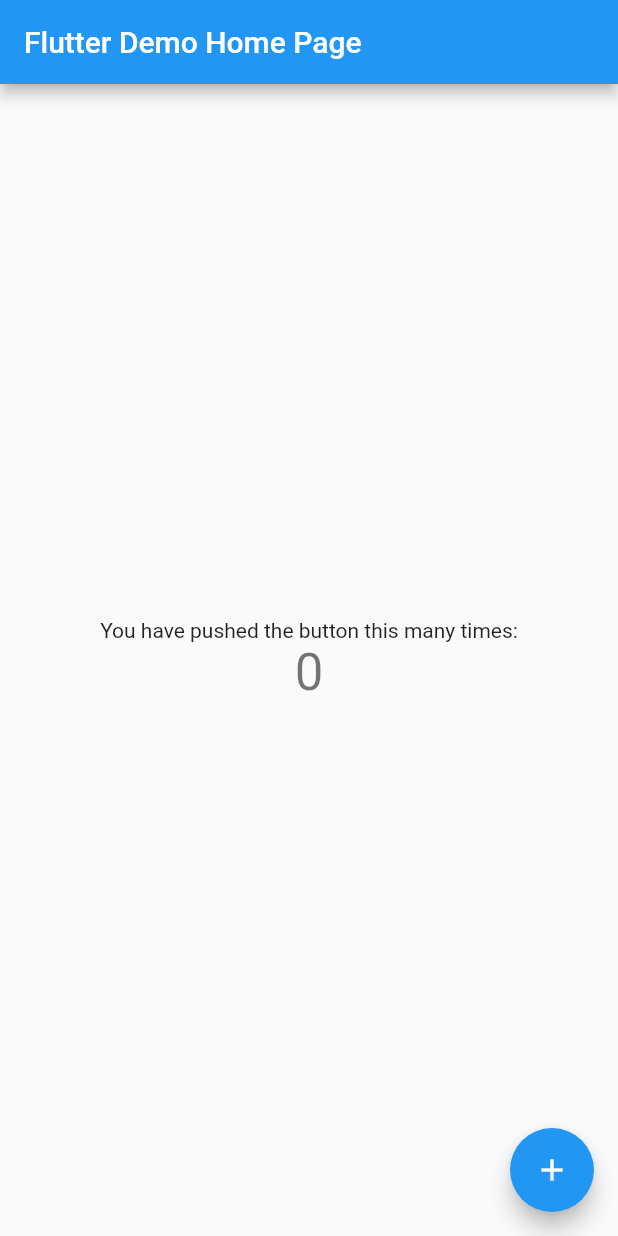
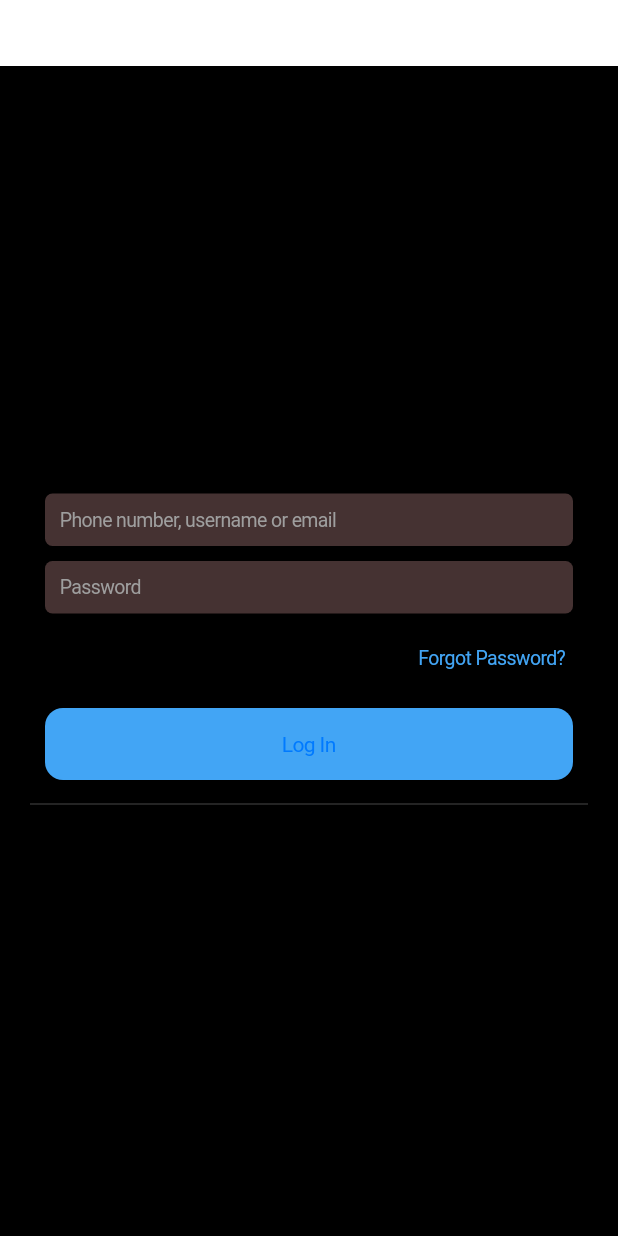
Before and after one commit to ayushmunot/insta-copy, a Flutter app: the screen it shows after launch, on a phone screen of 412 x 824 dp. Run offline on Flutter 3.47's test engine with Material 2 defaults, Android fonts, the phone set to English and light mode, and no system bars.

Commit message:
login form created

```diff
--- /dev/null
+++ b/lib/LoginForm.dart
@@ -0,0 +1,226 @@
+import 'package:flutter/cupertino.dart';
+import 'package:flutter/material.dart';
+// import 'package:flutter/material.dart';
+
+class LoginForm extends StatefulWidget {
+  @override
+  LoginFormState createState() => LoginFormState();
+}
+
+class LoginFormState extends State<LoginForm> {
+  final _formKey = GlobalKey<FormState>();
+
+  @override
+  Widget build(BuildContext context) {
+    // Build a Form widget using the _formKey created above.
+    return CupertinoPageScaffold(
+        navigationBar: CupertinoNavigationBar(
+          border: Border(bottom: BorderSide(color: Colors.grey, width: 0.5)),
+          backgroundColor: Colors.black,
+          middle: Text(
+            "Log In",
+            style: TextStyle(color: Colors.white),
+          ),
+        ),
+        child: Container(
+          color: Colors.black,
+          child: Center(
+            child: Form(
+              key: _formKey,
+              child: Column(
+                mainAxisAlignment: MainAxisAlignment.center,
+                crossAxisAlignment: CrossAxisAlignment.center,
+                children: [
+                  Padding(
+                    padding: EdgeInsets.only(
+                        left: 30.0, right: 30.0, top: 5.0, bottom: 5.0),
+                    child: CupertinoTextField(
+                      padding: EdgeInsets.all(10.0),
+                      decoration: BoxDecoration(
+                          color: const Color(0xFF453232),
+
+                          // border: Border.all(color: ),
+                          borderRadius: BorderRadius.circular(5.0)),
+                      placeholder: "Phone number, username or email",
+                      placeholderStyle: TextStyle(color: Colors.grey),
+                      textAlign: TextAlign.left,
+                      autofillHints: [AutofillHints.username],
+                      style: TextStyle(
+                        fontSize: 13,
+                        color: Colors.grey,
+                      ),
+                    ),
+                  ),
+                  Padding(
+                    padding: EdgeInsets.only(
+                        left: 30.0, right: 30.0, top: 5.0, bottom: 5.0),
+                    child: CupertinoTextField(
+                      obscureText: true,
+                      padding: EdgeInsets.all(10.0),
+                      decoration: BoxDecoration(
+                          color: const Color(0xFF453232),
+                          borderRadius: BorderRadius.circular(5.0)),
+                      placeholder: "Password",
+                      placeholderStyle: TextStyle(color: Colors.grey),
+                      textAlign: TextAlign.left,
+                      autofillHints: [AutofillHints.password],
+                      style: TextStyle(
+                        fontSize: 13,
+                        color: Colors.grey,
+                      ),
+                    ),
+                  ),
+                  Container(
+                    alignment: Alignment.centerRight,
+                    // width: ,
+                    height: 50,
+                    child: Padding(
+                      padding: EdgeInsets.only(right: 15.0),
+                      child: CupertinoButton(
+                          child: Text(
+                            "Forgot Password?",
+                            style: TextStyle(
+                                fontSize: 13, color: Colors.blue[400]),
+                          ),
+                          onPressed: () {
+                            print("hello forgot password");
+                          }),
+                    ),
+                  ),
+                  Row(
+                    children: [
+                      Expanded(
+                        child: Padding(
+                          padding: EdgeInsets.only(
+                              left: 30.0, right: 30.0, top: 8.0, bottom: 8.0),
+                          child: CupertinoButton(
+                            color: Colors.blue[400],
+                            onPressed: () {
+                              print("hello");
+                            },
+                            child: Text(
+                              "Log In",
+                              style: TextStyle(fontSize: 14),
+                            ),
+                          ),
+                        ),
+                      ),
+                    ],
+                  ),
+                  const Divider(
+                    color: Colors.grey,
+                    // height: 20,
+                    thickness: 0.3,
+                    indent: 20,
+                    endIndent: 20,
+                  ),
+                ],
+              ),
+            ),
+          ),
+        ));
+  }
+}
+
+// Scaffold(
+//       appBar: AppBar(
+//         backgroundColor: Colors.black,
+//         title: Text("Login"),
+//       ),
+//       body: Container(
+//         color: Colors.black,
+//         child: Center(
+//             child: Form(
+//           key: _formKey,
+//           child: Column(
+//               mainAxisAlignment: MainAxisAlignment.center,
+//               crossAxisAlignment: CrossAxisAlignment.center,
+//               children: [
+//                 // Add TextFormFields and ElevatedButton here.
+// Padding(
+//   padding: EdgeInsets.only(
+//       left: 50.0, right: 50.0, top: 5.0, bottom: 5.0),
+//   child: TextFormField(
+//       textAlign: TextAlign.center,
+//       style: TextStyle(color: Colors.white),
+//       decoration: new InputDecoration(
+//         enabledBorder: OutlineInputBorder(
+//           borderSide:
+//               BorderSide(color: Colors.grey, width: 2.0),
+//         ),
+//         focusedBorder: OutlineInputBorder(
+//           borderSide:
+//               BorderSide(color: Colors.grey, width: 2.0),
+//         ),
+//         errorBorder: OutlineInputBorder(
+//           borderSide: BorderSide(color: Colors.red, width: 2.0),
+//         ),
+//         border: OutlineInputBorder(
+//           borderSide: BorderSide(color: Colors.red, width: 2.0),
+//         ),
+//         fillColor: Colors.white,
+//         labelText: "Username",
+//         labelStyle: TextStyle(color: Colors.white),
+//         contentPadding: EdgeInsets.all(10.0),
+//       ),
+//       validator: (val) {
+//         if (val.isEmpty) {
+//           return "This field cannot be empty";
+//         }
+//         return null;
+//       }),
+// ),
+//                 Padding(
+//                   padding: EdgeInsets.only(
+//                       left: 50.0, right: 50.0, top: 5.0, bottom: 5.0),
+//                   child: TextFormField(
+//                       obscureText: true,
+//                       textAlign: TextAlign.center,
+//                       style: TextStyle(color: Colors.white),
+//                       decoration: new InputDecoration(
+//                         enabledBorder: OutlineInputBorder(
+//                           borderSide:
+//                               BorderSide(color: Colors.grey, width: 2.0),
+//                         ),
+//                         focusedBorder: OutlineInputBorder(
+//                           borderSide:
+//                               BorderSide(color: Colors.grey, width: 2.0),
+//                         ),
+//                         errorBorder: OutlineInputBorder(
+//                           borderSide: BorderSide(color: Colors.red, width: 2.0),
+//                         ),
+//                         border: OutlineInputBorder(
+//                           borderSide: BorderSide(color: Colors.red, width: 2.0),
+//                         ),
+//                         fillColor: Colors.white,
+//                         labelText: "Password",
+//                         labelStyle: TextStyle(color: Colors.white),
+//                         contentPadding: EdgeInsets.all(10.0),
+//                       ),
+//                       validator: (val) {
+//                         if (val.isEmpty) {
+//                           return "This field cannot be empty";
+//                         }
+//                         return null;
+//                       }),
+//                 ),
+//                 TextButton(
+//                   style: TextButton.styleFrom(
+//                     backgroundColor: Colors.blue,
+//                     padding: EdgeInsets.all(5.0),
+//                     primary: Colors.grey,
+//                   ),
+//                   onPressed: () {
+//                     // Validate returns true if the form is valid, otherwise false.
+//                     if (_formKey.currentState.validate()) {
+//                       // If the form is valid, display a snackbar. In the real world,
+//                       // you'd often call a server or save the information in a database.
+//                       print("Gonna do stuff now...");
+//                     }
+//                   },
+//                   child: Text('Submit'),
+//                 )
+//               ]),
+//         )),
+//       ),
+//     );
--- a/lib/main.dart
+++ b/lib/main.dart
@@ -1,4 +1,6 @@
+import 'package:flutter/cupertino.dart';
 import 'package:flutter/material.dart';
+import 'package:instacopy/LoginForm.dart';
 
 void main() {
   runApp(MyApp());
@@ -8,25 +10,9 @@ class MyApp extends StatelessWidget {
   // This widget is the root of your application.
   @override
   Widget build(BuildContext context) {
-    return MaterialApp(
-      title: 'Flutter Demo',
-      theme: ThemeData(
-        // This is the theme of your application.
-        //
-        // Try running your application with "flutter run". You'll see the
-        // application has a blue toolbar. Then, without quitting the app, try
-        // changing the primarySwatch below to Colors.green and then invoke
-        // "hot reload" (press "r" in the console where you ran "flutter run",
-        // or simply save your changes to "hot reload" in a Flutter IDE).
-        // Notice that the counter didn't reset back to zero; the application
-        // is not restarted.
-        primarySwatch: Colors.blue,
-        // This makes the visual density adapt to the platform that you run
-        // the app on. For desktop platforms, the controls will be smaller and
-        // closer together (more dense) than on mobile platforms.
-        visualDensity: VisualDensity.adaptivePlatformDensity,
-      ),
-      home: MyHomePage(title: 'Flutter Demo Home Page'),
+    return CupertinoApp(
+      title: "Instacopy",
+      home: LoginForm(),
     );
   }
 }
```
Also changed, not shown: 29 other files.
